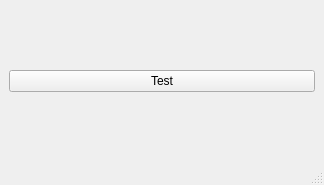
Qt form PluginModules/EEPROM_CPU/ihm_EEPROM_CPU.ui (CRLG/LABOTBOX) before a commit.
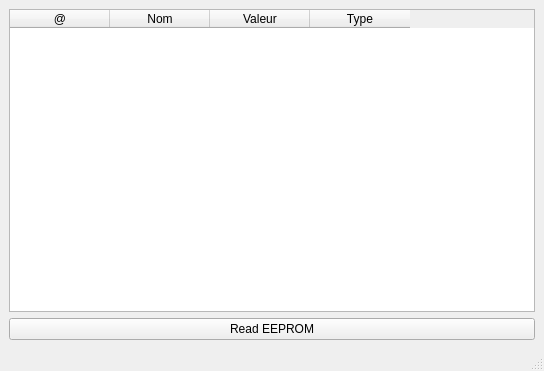
The same form after that commit.

Commit message: [EEPROM_CPU] Suite du développement du PluginModule

```diff
--- a/PluginModules/EEPROM_CPU/ihm_EEPROM_CPU.ui
+++ b/PluginModules/EEPROM_CPU/ihm_EEPROM_CPU.ui
@@ -6,8 +6,8 @@
    <rect>
     <x>0</x>
     <y>0</y>
-    <width>324</width>
-    <height>185</height>
+    <width>544</width>
+    <height>371</height>
    </rect>
   </property>
   <property name="windowTitle">
@@ -16,9 +16,42 @@
   <widget class="QWidget" name="centralwidget">
    <layout class="QGridLayout" name="gridLayout">
     <item row="0" column="0">
-     <widget class="QPushButton" name="pushButton">
+     <widget class="QTableWidget" name="table_eeprom">
+      <property name="alternatingRowColors">
+       <bool>true</bool>
+      </property>
+      <attribute name="verticalHeaderVisible">
+       <bool>false</bool>
+      </attribute>
+      <attribute name="verticalHeaderDefaultSectionSize">
+       <number>25</number>
+      </attribute>
+      <column>
+       <property name="text">
+        <string>@</string>
+       </property>
+      </column>
+      <column>
+       <property name="text">
+        <string>Nom</string>
+       </property>
+      </column>
+      <column>
+       <property name="text">
+        <string>Valeur</string>
+       </property>
+      </column>
+      <column>
+       <property name="text">
+        <string>Type</string>
+       </property>
+      </column>
+     </widget>
+    </item>
+    <item row="1" column="0">
+     <widget class="QPushButton" name="pb_read_eeprom">
       <property name="text">
-       <string>Test</string>
+       <string>Read EEPROM</string>
       </property>
      </widget>
     </item>
```
Left out of the diff: 4 changed lines with no effect on the pictures. The commit also changes 4 other files.
